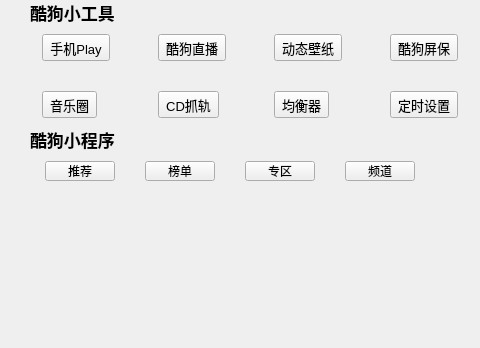
Above: KuGouStart/Search/Search.ui from a-mo-xi-wei/Qt-KuGouAppClient before the change; both pictures show x 0 to 480 and y 0 to 348 of the 1000 by 348 pixel window. Below: the same form after it.
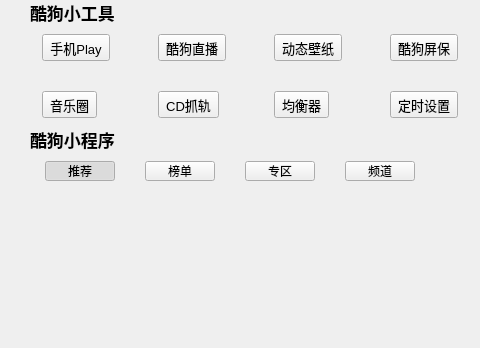
That is the form after the change. Custom widgets are drawn as their Qt base class.

Commit message: 解决刚开始未选中推荐的问题

Patch:
```diff
--- a/KuGouStart/Search/Search.ui
+++ b/KuGouStart/Search/Search.ui
@@ -614,7 +614,7 @@
                <bool>true</bool>
               </property>
               <property name="checked">
-               <bool>false</bool>
+               <bool>true</bool>
               </property>
              </widget>
             </item>
```
